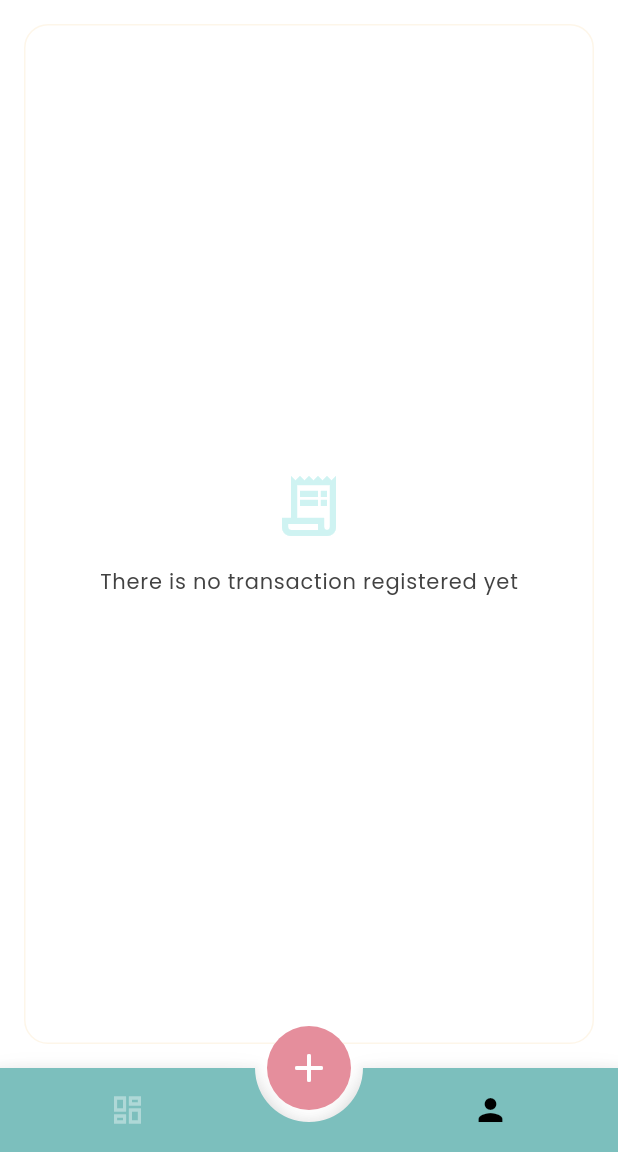
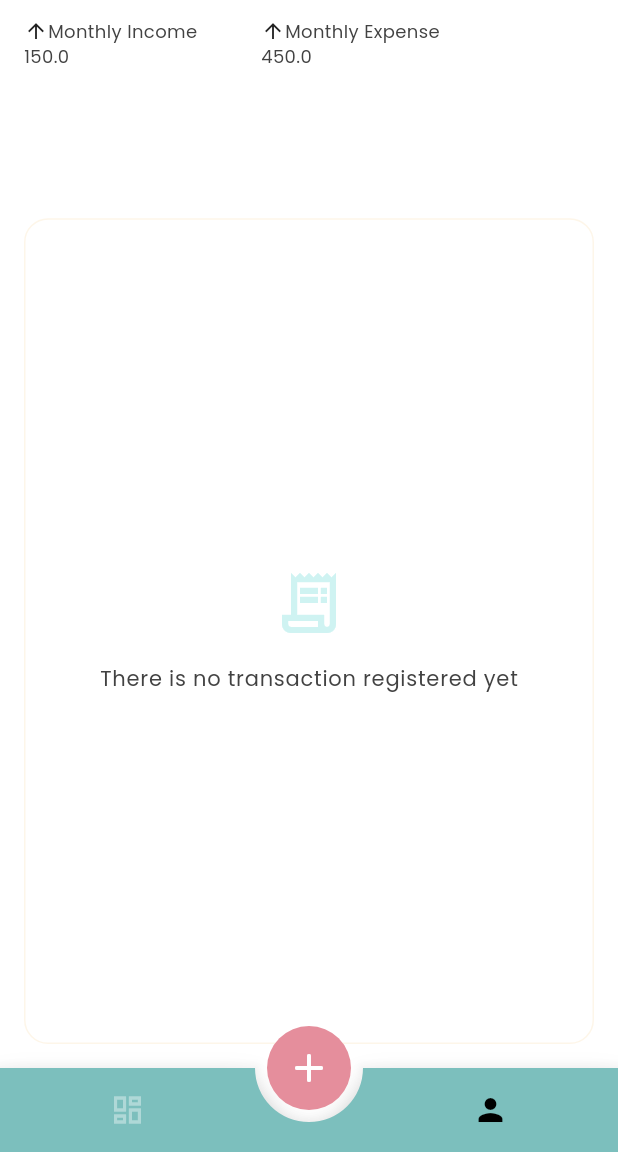
Before and after one commit to Yido1007/trackwallet, a Flutter app: the HomeScreen screen opened by its route, item 2 of the bottom bar chosen, on a phone screen of 412 x 824 dp, the part 84-1236 px from its top. Run offline on Flutter 3.47's test engine with Material 3 defaults, Android fonts, the phone set to English and light mode, and no system bars; drawn by our look-alikes of animated_bottom_navigation_bar; our stand-ins replace dio, gap, get, google_fonts, google_sign_in, shared_preferences; accounts and stored records are empty; network calls fail.

Commit message:
A function that calculates monthly summary has been made.

```diff
--- a/lib/screen/client/dashboard.dart
+++ b/lib/screen/client/dashboard.dart
@@ -1,7 +1,10 @@
 import 'package:flutter/material.dart';
 import 'package:get/get.dart';
 import 'package:trackwallet/module/controller/dashboard.dart';
-import 'package:trackwallet/widget/transaction/list.dart';
+import 'package:trackwallet/widget/dashboard/list.dart';
+
+import '../../theme/app_colors.dart';
+import '../../widget/dashboard/card.dart';
 
 class DashboardScreen extends GetView<DashboardController> {
   const DashboardScreen({super.key});
@@ -13,7 +16,33 @@ class DashboardScreen extends GetView<DashboardController> {
         () =>
             controller.isLoading
                 ? Center(child: CircularProgressIndicator())
-                : TransactionList(),
+                : Column(
+                  children: [
+                    Expanded(
+                      flex: 2,
+                      child: ListView(
+                        scrollDirection: Axis.horizontal,
+                        children: [
+                          SummaryCard(
+                            title: "Monthly Income",
+                            amount: 150,
+                            icon: Icons.arrow_upward,
+                            color: AppColors.income,
+                            gradientColor: AppColors.incomeGradient,
+                          ),
+                          SummaryCard(
+                            title: "Monthly Expense",
+                            amount: 450,
+                            icon: Icons.arrow_upward,
+                            color: AppColors.income,
+                            gradientColor: AppColors.incomeGradient,
+                          ),
+                        ],
+                      ),
+                    ),
+                    Expanded(flex: 9, child: TransactionList()),
+                  ],
+                ),
       ),
     );
   }
--- /dev/null
+++ b/lib/widget/dashboard/card.dart
@@ -0,0 +1,35 @@
+import 'package:flutter/material.dart';
+
+class SummaryCard extends StatelessWidget {
+  final String title;
+  final double amount;
+  final IconData icon;
+  final Color color;
+  final List<Color> gradientColor;
+  const SummaryCard({
+    super.key,
+    required this.title,
+    required this.amount,
+    required this.icon,
+    required this.color,
+    required this.gradientColor,
+  });
+
+  @override
+  Widget build(BuildContext context) {
+    return Container(
+      width: 150,
+      margin: EdgeInsets.symmetric(horizontal: 4),
+      child: Padding(
+        padding: EdgeInsets.all(12),
+        child: Column(
+          crossAxisAlignment: CrossAxisAlignment.start,
+          children: [
+            Row(children: [Icon(icon, size: 16), Expanded(child: Text(title))]),
+            Text(amount.toString()),
+          ],
+        ),
+      ),
+    );
+  }
+}
```
Also changed, not shown: lib/module/controller/dashboard.dart (+43 -4 lines), lib/widget/dashboard/list.dart (renamed from lib/widget/transaction/list.dart).
